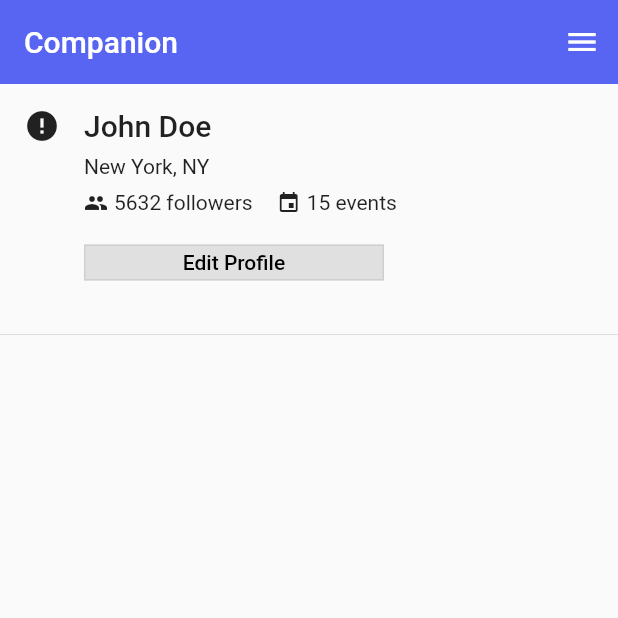
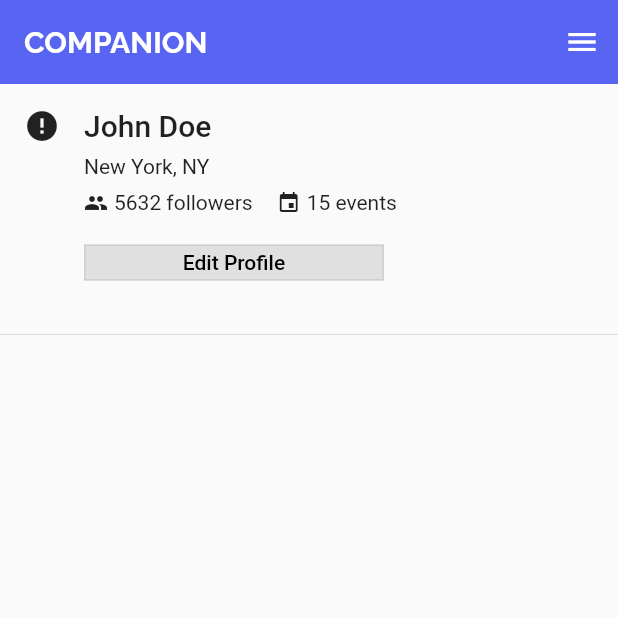
Before and after one commit to Sayuru99/Companion-Mobile-App, a Flutter app: the screen it shows after launch, item 5 of the bottom bar chosen, on a phone screen of 412 x 824 dp, the top half of it. Run offline on Flutter 3.47's test engine with Material 2 defaults, Android fonts, the phone set to English and light mode, and no system bars; drawn by our look-alikes of cached_network_image, curved_navigation_bar; our stand-ins replace dotted_border, file_picker, flutter_svg, google_fonts, image_picker, shimmer; accounts and stored records are empty; network calls fail.

Commit message:
chnaged font family

```diff
--- a/lib/common/ui/forms/donation.dart
+++ b/lib/common/ui/forms/donation.dart
@@ -3,6 +3,7 @@
 import 'package:companion_app/common/ui/forms/uploadFile.dart';
 import 'package:flutter/material.dart';
 import 'package:flutter_svg/svg.dart';
+import 'package:google_fonts/google_fonts.dart';
 import 'package:image_picker/image_picker.dart';
 import 'package:file_picker/file_picker.dart';
 
@@ -85,9 +86,9 @@ class _CreatePostPageState extends State<CreatePostPage> {
         ],
         elevation: 0,
         backgroundColor: const Color.fromRGBO(88, 101, 242, 1.0),
-        title: const Text(
+        title: Text(
           'COMPANION',
-          style: TextStyle(fontFamily: 'Roboto'),
+          style: GoogleFonts.raleway(fontWeight: FontWeight.bold),
         ),
       ),
       body: SingleChildScrollView(
--- a/lib/common/ui/forms/uploadFile.dart
+++ b/lib/common/ui/forms/uploadFile.dart
@@ -3,6 +3,7 @@
 import 'package:dotted_border/dotted_border.dart';
 import 'package:file_picker/file_picker.dart';
 import 'package:flutter/material.dart';
+import 'package:google_fonts/google_fonts.dart';
 
 class UploadFilePage extends StatefulWidget {
   const UploadFilePage({Key? key}) : super(key: key);
@@ -36,9 +37,9 @@ class _UploadFilePageState extends State<UploadFilePage> {
         ],
         elevation: 0,
         backgroundColor: const Color.fromRGBO(88, 101, 242, 1.0),
-        title: const Text(
+        title: Text(
           'Companion',
-          style: TextStyle(fontFamily: 'Roboto'),
+          style: GoogleFonts.raleway(fontWeight: FontWeight.bold),
         ),
       ),
       body: SingleChildScrollView(
--- a/lib/common/ui/pages/fullPost.dart
+++ b/lib/common/ui/pages/fullPost.dart
@@ -2,6 +2,7 @@
 
 import 'package:cached_network_image/cached_network_image.dart';
 import 'package:flutter/material.dart';
+import 'package:google_fonts/google_fonts.dart';
 import '../../models/posts.dart';
 import '../../routes/routes.dart';
 import '../widgets/navigation_widget.dart';
@@ -37,9 +38,9 @@ class _FullPostState extends State<FullPost> {
         ],
         elevation: 0,
         backgroundColor: const Color.fromRGBO(88, 101, 242, 1.0),
-        title: const Text(
+        title: Text(
           'COMPANION',
-          style: TextStyle(fontFamily: 'Roboto'),
+          style: GoogleFonts.raleway(fontWeight: FontWeight.bold),
         ),
       ),
       body: SingleChildScrollView(
--- a/lib/common/ui/pages/home.dart
+++ b/lib/common/ui/pages/home.dart
@@ -2,6 +2,7 @@
 
 import 'package:companion_app/common/controller/user_controller.dart';
 import 'package:flutter/material.dart';
+import 'package:google_fonts/google_fonts.dart';
 import 'package:shimmer/shimmer.dart';
 import '../../controller/posts_controller.dart';
 import '../../routes/routes.dart';
@@ -48,9 +49,9 @@ class _HomePageState extends State<HomePage> {
         ],
         elevation: 0,
         backgroundColor: const Color.fromRGBO(88, 101, 242, 1.0),
-        title: const Text(
+        title: Text(
           'COMPANION',
-          style: TextStyle(fontFamily: 'Roboto'),
+          style: GoogleFonts.raleway(fontWeight: FontWeight.bold),
         ),
       ),
       body: Container(
--- a/lib/common/ui/pages/profile.dart
+++ b/lib/common/ui/pages/profile.dart
@@ -7,6 +7,7 @@ import '../../controller/posts_controller.dart';
 import '../../models/user.dart';
 import '../../routes/routes.dart';
 import '../../ui/widgets/post_card.dart';
+import 'package:google_fonts/google_fonts.dart';
 import '../widgets/navigation_widget.dart';
 
 class ProfilePage extends StatefulWidget {
@@ -55,9 +56,9 @@ class _ProfilePageState extends State<ProfilePage> {
         ],
         elevation: 0,
         backgroundColor: const Color.fromRGBO(88, 101, 242, 1.0),
-        title: const Text(
-          'Companion',
-          style: TextStyle(fontFamily: 'Roboto'),
+        title: Text(
+          'COMPANION',
+          style: GoogleFonts.raleway(fontWeight: FontWeight.bold),
         ),
       ),
       body: SingleChildScrollView(
--- a/lib/main.dart
+++ b/lib/main.dart
@@ -1,5 +1,6 @@
 // main.dart
 import 'package:flutter/material.dart';
+import 'package:google_fonts/google_fonts.dart';
 import 'common/routes/routes.dart';
 
 void main() => runApp(const MyApp());
@@ -10,7 +11,7 @@ class MyApp extends StatelessWidget {
   @override
   Widget build(BuildContext context) {
     return MaterialApp(
-      theme: ThemeData(fontFamily: 'Roboto'),
+      theme: ThemeData(fontFamily: GoogleFonts.roboto().fontFamily),
       initialRoute: Routes.home,
       routes: Routes.routes,
     );
```
Also changed, not shown: lib/common/ui/pages/explore.dart (+16 -0 lines).
